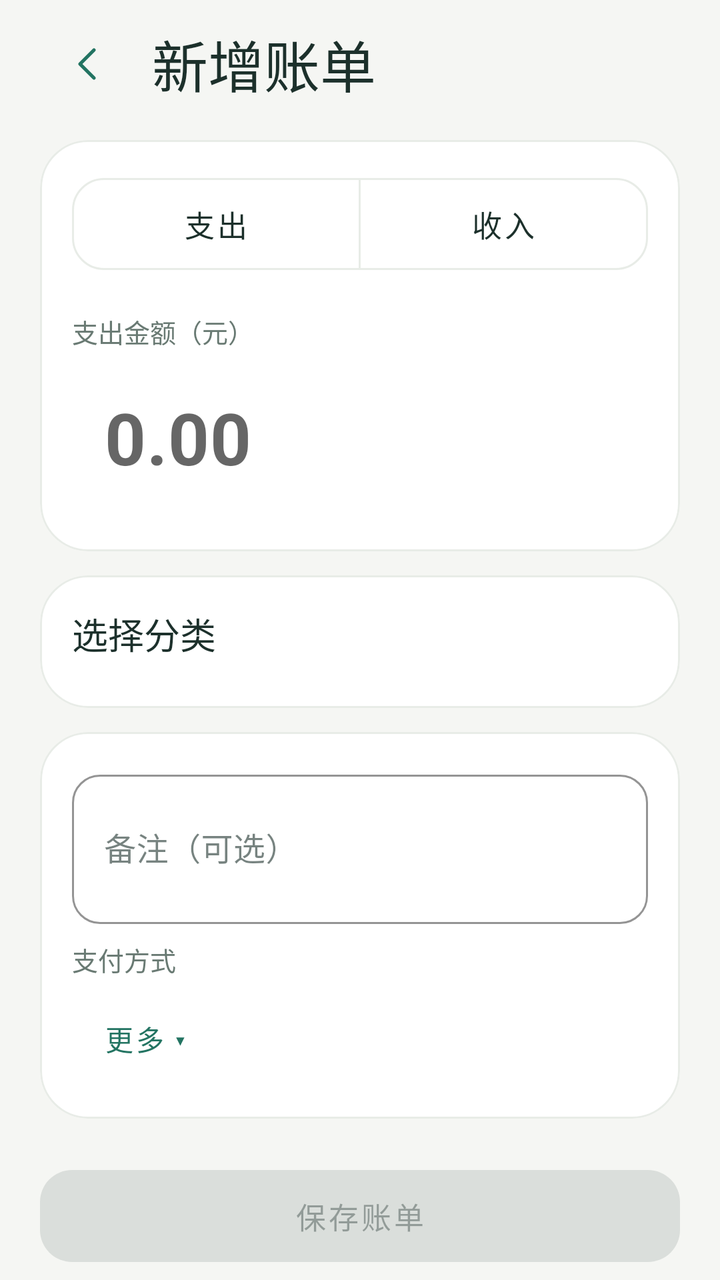
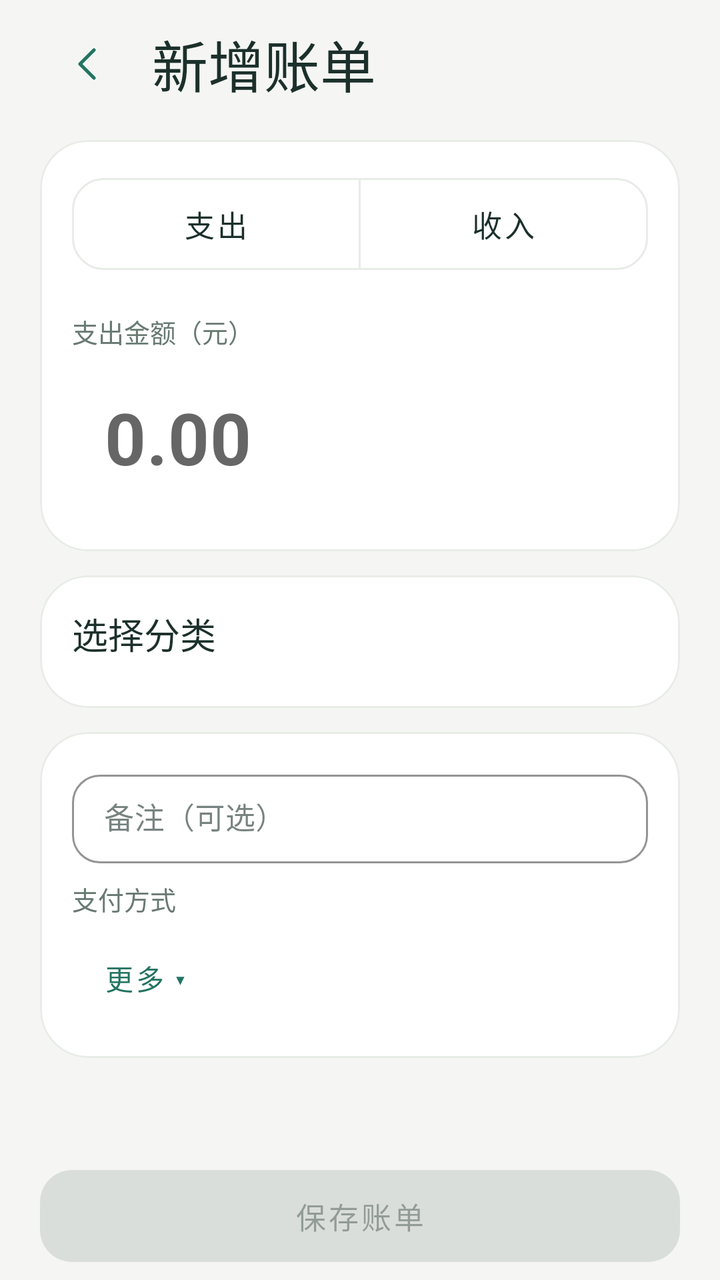

Two renders of the same Android screen: before a commit and after it. Below are the layout's source before the change and the commit's diff.
<!-- AndroidManifest.xml: application theme Theme.LightLedger -->
<!-- res/layout/activity_transaction_editor.xml -->
<?xml version="1.0" encoding="utf-8"?>
<LinearLayout xmlns:android="http://schemas.android.com/apk/res/android" xmlns:app="http://schemas.android.com/apk/res-auto" android:layout_width="match_parent" android:layout_height="match_parent" android:background="?attr/ledgerBackground" android:orientation="vertical">
    <LinearLayout android:layout_width="match_parent" android:layout_height="wrap_content" android:gravity="center_vertical" android:orientation="horizontal" android:paddingHorizontal="@dimen/ledger_page_gutter" android:paddingTop="8dp">
        <com.google.android.material.button.MaterialButton android:id="@+id/goBack" style="@style/LedgerTextButton" android:layout_width="48dp" android:layout_height="48dp" android:padding="0dp" android:minWidth="0dp" android:contentDescription="返回" app:icon="@drawable/ic_arrow_left" app:iconGravity="textStart" app:iconPadding="0dp" />
        <TextView android:id="@+id/pageTitle" style="@style/LedgerPageTitle" android:layout_width="0dp" android:layout_height="wrap_content" android:layout_weight="1" android:layout_marginStart="8dp" android:text="新增账单" />
    </LinearLayout>
    <ScrollView android:id="@+id/editorScroll" android:layout_width="match_parent" android:layout_height="0dp" android:layout_weight="1" android:clipToPadding="false" android:fillViewport="true">
        <LinearLayout android:layout_width="match_parent" android:layout_height="wrap_content" android:orientation="vertical" android:paddingHorizontal="@dimen/ledger_page_gutter" android:paddingBottom="12dp">
            <TextView android:id="@+id/ocrWarning" style="@style/LedgerCaption" android:layout_width="match_parent" android:layout_height="wrap_content" android:layout_marginTop="12dp" android:background="@drawable/bg_soft" android:padding="14dp" android:textColor="?attr/colorOnSurface" android:visibility="gone" />
            <com.google.android.material.card.MaterialCardView style="@style/LedgerCard" android:layout_width="match_parent" android:layout_height="wrap_content" android:layout_marginTop="14dp">
                <LinearLayout android:layout_width="match_parent" android:layout_height="wrap_content" android:orientation="vertical" android:padding="16dp">
                    <com.google.android.material.button.MaterialButtonToggleGroup android:id="@+id/typeToggle" android:layout_width="match_parent" android:layout_height="wrap_content" app:singleSelection="true" app:selectionRequired="true">
                        <com.google.android.material.button.MaterialButton android:id="@+id/expenseOption" style="@style/LedgerToggleButton" android:layout_width="0dp" android:layout_height="wrap_content" android:layout_weight="1" android:text="支出" />
                        <com.google.android.material.button.MaterialButton android:id="@+id/incomeOption" style="@style/LedgerToggleButton" android:layout_width="0dp" android:layout_height="wrap_content" android:layout_weight="1" android:text="收入" />
                        <com.google.android.material.button.MaterialButton android:id="@+id/specialTypeOption" style="@style/LedgerToggleButton" android:layout_width="0dp" android:layout_height="wrap_content" android:layout_weight="1" android:visibility="gone" />
                    </com.google.android.material.button.MaterialButtonToggleGroup>
                    <TextView android:id="@+id/amountLabel" style="@style/LedgerCaption" android:layout_width="match_parent" android:layout_height="wrap_content" android:layout_marginTop="18dp" android:text="支出金额（元）" />
                    <com.google.android.material.textfield.TextInputLayout android:id="@+id/amountInput" android:layout_width="match_parent" android:layout_height="wrap_content" android:layout_marginTop="2dp" app:boxBackgroundMode="none" app:hintEnabled="false" app:prefixText="¥">
                        <com.google.android.material.textfield.TextInputEditText android:id="@+id/amount" android:layout_width="match_parent" android:layout_height="wrap_content" android:hint="0.00" android:imeOptions="actionNext" android:inputType="numberDecimal" android:maxLines="1" android:textColor="?attr/colorOnSurface" android:textSize="36sp" android:textStyle="bold" />
                    </com.google.android.material.textfield.TextInputLayout>
                </LinearLayout>
            </com.google.android.material.card.MaterialCardView>
            <com.google.android.material.card.MaterialCardView style="@style/LedgerCard" android:layout_width="match_parent" android:layout_height="wrap_content" android:layout_marginTop="12dp">
                <LinearLayout android:layout_width="match_parent" android:layout_height="wrap_content" android:orientation="vertical" android:padding="16dp">
                    <TextView style="@style/LedgerSectionTitle" android:layout_width="match_parent" android:layout_height="wrap_content" android:text="选择分类" />
                    <HorizontalScrollView android:id="@+id/categoryScroll" android:layout_width="match_parent" android:layout_height="wrap_content" android:layout_marginTop="8dp" android:scrollbars="horizontal" android:scrollbarSize="2dp" android:fadeScrollbars="false" android:overScrollMode="never">
                        <FrameLayout android:layout_width="wrap_content" android:layout_height="wrap_content">
                            <com.google.android.material.chip.ChipGroup android:id="@+id/categoryChips" android:layout_width="wrap_content" android:layout_height="wrap_content" app:chipSpacingHorizontal="4dp" app:chipSpacingVertical="2dp" app:singleSelection="true" />
                        </FrameLayout>
                    </HorizontalScrollView>
                    <com.google.android.material.button.MaterialButton android:id="@+id/expandCategories" style="@style/LedgerTextButton" android:layout_width="match_parent" android:layout_height="wrap_content" android:gravity="start|center_vertical" android:text="展开不常用分类 ▾" android:visibility="gone" />
                </LinearLayout>
            </com.google.android.material.card.MaterialCardView>
            <com.google.android.material.card.MaterialCardView style="@style/LedgerCard" android:layout_width="match_parent" android:layout_height="wrap_content" android:layout_marginTop="12dp">
                <LinearLayout android:layout_width="match_parent" android:layout_height="wrap_content" android:orientation="vertical" android:padding="16dp">
                    <com.google.android.material.textfield.TextInputLayout android:layout_width="match_parent" android:layout_height="wrap_content" android:hint="备注（可选）">
                        <com.google.android.material.textfield.TextInputEditText android:id="@+id/note" android:layout_width="match_parent" android:layout_height="wrap_content" android:inputType="textMultiLine" android:minLines="2" android:maxLines="4" />
                    </com.google.android.material.textfield.TextInputLayout>
                    <TextView style="@style/LedgerCaption" android:layout_width="match_parent" android:layout_height="wrap_content" android:layout_marginTop="8dp" android:text="支付方式" />
                    <com.google.android.material.chip.ChipGroup android:id="@+id/paymentMethodChips" android:layout_width="match_parent" android:layout_height="wrap_content" android:layout_marginTop="6dp" app:chipSpacingHorizontal="4dp" app:singleLine="true" app:singleSelection="true" app:selectionRequired="true" />
                    <com.google.android.material.button.MaterialButton android:id="@+id/refundLink" style="@style/LedgerOutlineButton" android:layout_width="match_parent" android:layout_height="wrap_content" android:layout_marginTop="8dp" android:text="关联原支出（可选）" android:visibility="gone" />
                    <com.google.android.material.button.MaterialButton android:id="@+id/moreDetails" style="@style/LedgerTextButton" android:layout_width="match_parent" android:layout_height="wrap_content" android:gravity="start|center_vertical" android:text="更多 ▾" />
                    <LinearLayout android:id="@+id/additionalDetails" android:layout_width="match_parent" android:layout_height="wrap_content" android:orientation="vertical" android:visibility="gone">
                        <com.google.android.material.textfield.TextInputLayout android:layout_width="match_parent" android:layout_height="wrap_content" android:hint="商户（可选）">
                            <com.google.android.material.textfield.TextInputEditText android:id="@+id/merchant" android:layout_width="match_parent" android:layout_height="wrap_content" android:singleLine="true" />
                        </com.google.android.material.textfield.TextInputLayout>
                        <CheckBox android:id="@+id/rememberMerchant" android:layout_width="match_parent" android:layout_height="wrap_content" android:minHeight="48dp" android:text="记住这个商户的分类" android:textColor="?attr/colorOnSurface" android:textSize="14sp" />
                        <com.google.android.material.button.MaterialButton android:id="@+id/timestamp" style="@style/LedgerOutlineButton" android:layout_width="match_parent" android:layout_height="wrap_content" />
                        <com.google.android.material.button.MaterialButton android:id="@+id/tags" style="@style/LedgerOutlineButton" android:layout_width="match_parent" android:layout_height="wrap_content" android:layout_marginTop="8dp" android:text="标签：未选择" />
                    </LinearLayout>
                </LinearLayout>
            </com.google.android.material.card.MaterialCardView>
            <TextView android:id="@+id/ocrRawText" style="@style/LedgerCaption" android:layout_width="match_parent" android:layout_height="wrap_content" android:layout_marginTop="18dp" android:visibility="gone" />
            <com.google.android.material.button.MaterialButton android:id="@+id/delete" style="@style/LedgerOutlineButton" android:layout_width="match_parent" android:layout_height="wrap_content" android:layout_marginTop="8dp" android:text="删除账单" android:textColor="@color/ledger_orange" android:visibility="gone" />
        </LinearLayout>
    </ScrollView>
    <LinearLayout android:layout_width="match_parent" android:layout_height="wrap_content" android:orientation="vertical" android:background="?attr/ledgerBackground" android:paddingHorizontal="@dimen/ledger_page_gutter" android:paddingVertical="6dp">
        <com.google.android.material.button.MaterialButton android:id="@+id/save" style="@style/LedgerButton" android:layout_width="match_parent" android:layout_height="wrap_content" android:enabled="false" android:text="保存账单" />
    </LinearLayout>
</LinearLayout>
<!-- resources referenced by this layout -->
<resources>
  <color name="ledger_orange">#AF603B</color>
  <dimen name="ledger_page_gutter">20dp</dimen>
  <!-- drawable bg_soft (drawable) -->
  <shape xmlns:android="http://schemas.android.com/apk/res/android"><solid android:color="?attr/ledgerSoft"/><corners android:radius="20dp"/></shape>
  <!-- drawable ic_arrow_left (drawable) -->
  <vector xmlns:android="http://schemas.android.com/apk/res/android" android:width="24dp" android:height="24dp" android:viewportWidth="24" android:viewportHeight="24"><path android:pathData="M15,5 L8,12 L15,19" android:fillColor="@android:color/transparent" android:strokeColor="?attr/colorPrimary" android:strokeWidth="1.7" android:strokeLineCap="round" android:strokeLineJoin="round"/></vector>
  <style name="LedgerCaption"><item name="android:textColor">?attr/ledgerMuted</item><item name="android:textSize">13sp</item><item name="android:lineSpacingExtra">3dp</item></style>
  <style name="LedgerCard" parent="Widget.MaterialComponents.CardView">
          <item name="cardCornerRadius">24dp</item><item name="cardElevation">0dp</item><item name="cardBackgroundColor">@color/white</item>
          <item name="strokeColor">?attr/ledgerBorder</item><item name="strokeWidth">1dp</item>
      </style>
  <style name="LedgerPageTitle"><item name="android:textColor">?attr/colorOnSurface</item><item name="android:textSize">28sp</item><item name="android:fontFamily">sans-serif-medium</item></style>
  <style name="LedgerSectionTitle"><item name="android:textColor">?attr/colorOnSurface</item><item name="android:textSize">18sp</item><item name="android:fontFamily">sans-serif-medium</item></style>
  <style name="LedgerTextButton" parent="Widget.MaterialComponents.Button.TextButton">
          <item name="android:minHeight">48dp</item><item name="android:textAllCaps">false</item><item name="android:textSize">14sp</item><item name="cornerRadius">12dp</item>
      </style>
  <style name="LedgerToggleButton" parent="LedgerOutlineButton">
          <item name="backgroundTint">@color/ledger_chip_background</item>
          <item name="android:textColor">@color/ledger_chip_text</item>
      </style>
  <color name="white">#FFFFFF</color>
  <color name="ledger_teal">#237462</color>
  <color name="ledger_teal_dark">#184D40</color>
  <color name="ledger_ink">#1C302B</color>
  <color name="ledger_background">#F5F6F3</color>
  <color name="ledger_teal_soft">#E5F1EA</color>
  <color name="ledger_muted">#697A73</color>
  <color name="ledger_border">#E8ECE7</color>
  <style name="LedgerWindowAnimation" parent="android:style/Animation.Activity">
          <item name="android:activityOpenEnterAnimation">@anim/ledger_activity_enter</item>
          <item name="android:activityOpenExitAnimation">@anim/ledger_activity_exit</item>
          <item name="android:activityCloseEnterAnimation">@anim/ledger_activity_enter</item>
          <item name="android:activityCloseExitAnimation">@anim/ledger_activity_exit</item>
      </style>
  <style name="LedgerInput" parent="Widget.MaterialComponents.TextInputLayout.OutlinedBox">
          <item name="boxCornerRadiusTopStart">14dp</item><item name="boxCornerRadiusTopEnd">14dp</item><item name="boxCornerRadiusBottomStart">14dp</item><item name="boxCornerRadiusBottomEnd">14dp</item>
          <item name="boxBackgroundColor">@color/white</item><item name="boxStrokeColor">?attr/colorPrimary</item>
      </style>
  <!-- unchanged entries left out for length: 3 -->
</resources>

<!-- the commit's change to res/layout/activity_transaction_editor.xml (unified diff, before → after) -->
@@ -15,7 +15,7 @@
                         <com.google.android.material.button.MaterialButton android:id="@+id/specialTypeOption" style="@style/LedgerToggleButton" android:layout_width="0dp" android:layout_height="wrap_content" android:layout_weight="1" android:visibility="gone" />
                     </com.google.android.material.button.MaterialButtonToggleGroup>
                     <TextView android:id="@+id/amountLabel" style="@style/LedgerCaption" android:layout_width="match_parent" android:layout_height="wrap_content" android:layout_marginTop="18dp" android:text="支出金额（元）" />
-                    <com.google.android.material.textfield.TextInputLayout android:id="@+id/amountInput" android:layout_width="match_parent" android:layout_height="wrap_content" android:layout_marginTop="2dp" app:boxBackgroundMode="none" app:hintEnabled="false" app:prefixText="¥">
+                    <com.google.android.material.textfield.TextInputLayout android:id="@+id/amountInput" android:layout_width="match_parent" android:layout_height="wrap_content" android:layout_marginTop="2dp" app:boxBackgroundMode="none" app:hintEnabled="false" app:prefixText="¥" app:prefixTextAppearance="@style/LedgerAmountText" app:prefixTextColor="?attr/colorOnSurface">
                         <com.google.android.material.textfield.TextInputEditText android:id="@+id/amount" android:layout_width="match_parent" android:layout_height="wrap_content" android:hint="0.00" android:imeOptions="actionNext" android:inputType="numberDecimal" android:maxLines="1" android:textColor="?attr/colorOnSurface" android:textSize="36sp" android:textStyle="bold" />
                     </com.google.android.material.textfield.TextInputLayout>
                 </LinearLayout>
@@ -25,7 +25,7 @@
                     <TextView style="@style/LedgerSectionTitle" android:layout_width="match_parent" android:layout_height="wrap_content" android:text="选择分类" />
                     <HorizontalScrollView android:id="@+id/categoryScroll" android:layout_width="match_parent" android:layout_height="wrap_content" android:layout_marginTop="8dp" android:scrollbars="horizontal" android:scrollbarSize="2dp" android:fadeScrollbars="false" android:overScrollMode="never">
                         <FrameLayout android:layout_width="wrap_content" android:layout_height="wrap_content">
-                            <com.google.android.material.chip.ChipGroup android:id="@+id/categoryChips" android:layout_width="wrap_content" android:layout_height="wrap_content" app:chipSpacingHorizontal="4dp" app:chipSpacingVertical="2dp" app:singleSelection="true" />
+                            <com.google.android.material.chip.ChipGroup android:id="@+id/categoryChips" android:layout_width="wrap_content" android:layout_height="wrap_content" app:chipSpacingHorizontal="6dp" app:chipSpacingVertical="6dp" app:singleSelection="true" />
                         </FrameLayout>
                     </HorizontalScrollView>
                     <com.google.android.material.button.MaterialButton android:id="@+id/expandCategories" style="@style/LedgerTextButton" android:layout_width="match_parent" android:layout_height="wrap_content" android:gravity="start|center_vertical" android:text="展开不常用分类 ▾" android:visibility="gone" />
@@ -34,7 +34,7 @@
             <com.google.android.material.card.MaterialCardView style="@style/LedgerCard" android:layout_width="match_parent" android:layout_height="wrap_content" android:layout_marginTop="12dp">
                 <LinearLayout android:layout_width="match_parent" android:layout_height="wrap_content" android:orientation="vertical" android:padding="16dp">
                     <com.google.android.material.textfield.TextInputLayout android:layout_width="match_parent" android:layout_height="wrap_content" android:hint="备注（可选）">
-                        <com.google.android.material.textfield.TextInputEditText android:id="@+id/note" android:layout_width="match_parent" android:layout_height="wrap_content" android:inputType="textMultiLine" android:minLines="2" android:maxLines="4" />
+                        <com.google.android.material.textfield.TextInputEditText android:id="@+id/note" android:layout_width="match_parent" android:layout_height="wrap_content" android:inputType="textMultiLine" android:minLines="1" android:maxLines="3" android:textSize="15sp" android:paddingVertical="12dp" />
                     </com.google.android.material.textfield.TextInputLayout>
                     <TextView style="@style/LedgerCaption" android:layout_width="match_parent" android:layout_height="wrap_content" android:layout_marginTop="8dp" android:text="支付方式" />
                     <com.google.android.material.chip.ChipGroup android:id="@+id/paymentMethodChips" android:layout_width="match_parent" android:layout_height="wrap_content" android:layout_marginTop="6dp" app:chipSpacingHorizontal="4dp" app:singleLine="true" app:singleSelection="true" app:selectionRequired="true" />
<!-- resource entries referenced after the edit -->
@@ -6,6 +6,12 @@
   <shape xmlns:android="http://schemas.android.com/apk/res/android"><solid android:color="?attr/ledgerSoft"/><corners android:radius="20dp"/></shape>
   <!-- drawable ic_arrow_left (drawable) -->
   <vector xmlns:android="http://schemas.android.com/apk/res/android" android:width="24dp" android:height="24dp" android:viewportWidth="24" android:viewportHeight="24"><path android:pathData="M15,5 L8,12 L15,19" android:fillColor="@android:color/transparent" android:strokeColor="?attr/colorPrimary" android:strokeWidth="1.7" android:strokeLineCap="round" android:strokeLineJoin="round"/></vector>
+  <style name="LedgerAmountText" parent="TextAppearance.AppCompat.Large">
+          <item name="android:textSize">36sp</item>
+          <item name="android:textStyle">bold</item>
+          <item name="android:fontFamily">sans-serif</item>
+          <item name="android:textColor">?attr/colorOnSurface</item>
+      </style>
   <style name="LedgerCaption"><item name="android:textColor">?attr/ledgerMuted</item><item name="android:textSize">13sp</item><item name="android:lineSpacingExtra">3dp</item></style>
   <style name="LedgerCard" parent="Widget.MaterialComponents.CardView">
           <item name="cardCornerRadius">24dp</item><item name="cardElevation">0dp</item><item name="cardBackgroundColor">@color/white</item>
@@ -29,10 +35,10 @@
   <color name="ledger_muted">#697A73</color>
   <color name="ledger_border">#E8ECE7</color>
   <style name="LedgerWindowAnimation" parent="android:style/Animation.Activity">
-          <item name="android:activityOpenEnterAnimation">@anim/ledger_activity_enter</item>
-          <item name="android:activityOpenExitAnimation">@anim/ledger_activity_exit</item>
-          <item name="android:activityCloseEnterAnimation">@anim/ledger_activity_enter</item>
-          <item name="android:activityCloseExitAnimation">@anim/ledger_activity_exit</item>
+          <item name="android:activityOpenEnterAnimation">@null</item>
+          <item name="android:activityOpenExitAnimation">@null</item>
+          <item name="android:activityCloseEnterAnimation">@null</item>
+          <item name="android:activityCloseExitAnimation">@null</item>
       </style>
   <style name="LedgerInput" parent="Widget.MaterialComponents.TextInputLayout.OutlinedBox">
           <item name="boxCornerRadiusTopStart">14dp</item><item name="boxCornerRadiusTopEnd">14dp</item><item name="boxCornerRadiusBottomStart">14dp</item><item name="boxCornerRadiusBottomEnd">14dp</item>
